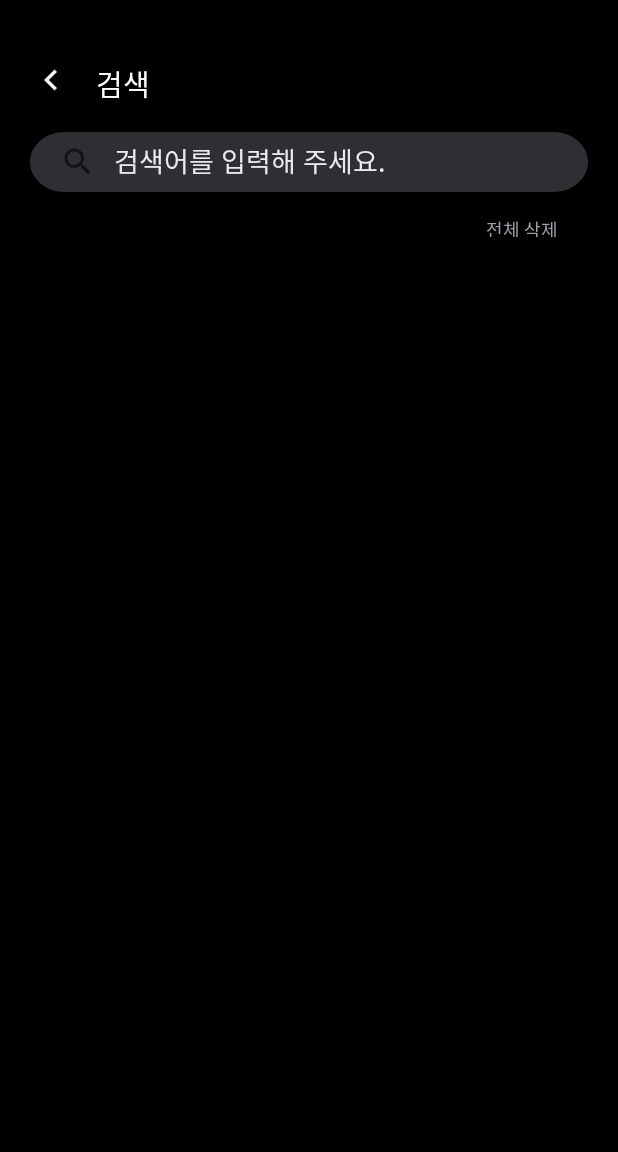
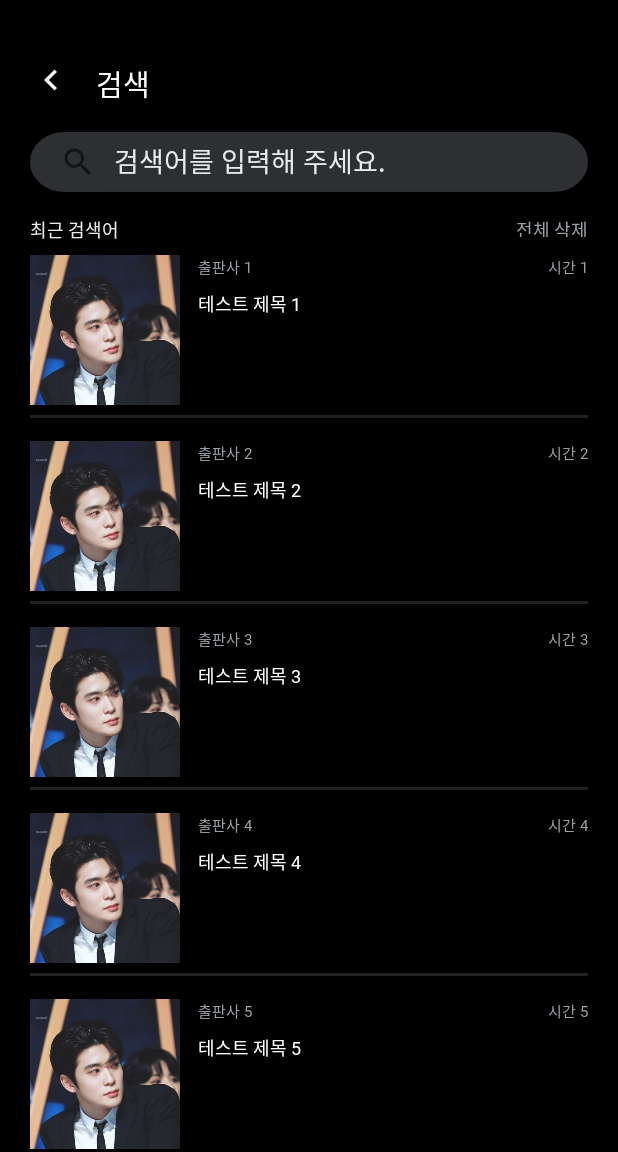
Before and after one commit to im-genie/newkey_android, an Android app: the fragment newslist_fragment shown on its own in the app's theme, on a phone screen of 412 x 824 dp, the part 84-1236 px from its top. Run offline under Robolectric (Android 15) with nearby library versions, the phone set to English and light mode, and no system bars.

Commit message:
최근검색어, 검색화면

```diff
--- a/app/src/main/AndroidManifest.xml
+++ b/app/src/main/AndroidManifest.xml
@@ -79,6 +79,9 @@
         <activity
             android:name=".AlrimSetting"
             android:exported="false" />
+        <activity
+            android:name=".search1"
+            android:exported="false" />
 
         <receiver
             android:name=".notification1"
--- a/app/src/main/java/com/example/newkey/MainActivity.java
+++ b/app/src/main/java/com/example/newkey/MainActivity.java
@@ -27,7 +27,7 @@ public class MainActivity extends AppCompatActivity {
         main_activity_linearlayout1_imageview2.setOnClickListener(new View.OnClickListener() {
             @Override
             public void onClick(View view) {
-                Intent intent = new Intent(MainActivity.this, SearchActivity.class);
+                Intent intent = new Intent(MainActivity.this, search1.class);
                 startActivity(intent);
             }
         });
--- /dev/null
+++ b/app/src/main/java/com/example/newkey/NewsItem.java
@@ -0,0 +1,31 @@
+package com.example.newkey;
+
+public class NewsItem {
+    private String title;
+    private String publisher;
+    private String time;
+    private String imageUrl;
+
+    public NewsItem(String title, String publisher, String time, String imageUrl) {
+        this.title = title;
+        this.publisher = publisher;
+        this.time = time;
+        this.imageUrl = imageUrl;
+    }
+
+    public String getTitle() {
+        return title;
+    }
+
+    public String getPublisher() {
+        return publisher;
+    }
+
+    public String getTime() {
+        return time;
+    }
+
+    public String getImageUrl() {
+        return imageUrl;
+    }
+}
--- a/app/src/main/java/com/example/newkey/newslist_adapter.java
+++ b/app/src/main/java/com/example/newkey/newslist_adapter.java
@@ -7,10 +7,16 @@ import android.widget.ImageView;
 import android.widget.TextView;
 import androidx.annotation.NonNull;
 import androidx.recyclerview.widget.RecyclerView;
+import java.util.ArrayList;
+import java.util.List;
 
 public class newslist_adapter extends RecyclerView.Adapter<newslist_adapter.NewsViewHolder> {
 
-    // 데이터 리스트를 여기에 추가해야 합니다.
+    private List<NewsItem> newsItemList = new ArrayList<>();
+
+    public void addItem(NewsItem item) {
+        newsItemList.add(item);
+    }
 
     @NonNull
     @Override
@@ -21,13 +27,16 @@ public class newslist_adapter extends RecyclerView.Adapter<newslist_adapter.News
 
     @Override
     public void onBindViewHolder(@NonNull NewsViewHolder holder, int position) {
-        // 데이터를 뷰홀더에 바인딩하는 코드를 여기에 추가해야 합니다.
+        NewsItem item = newsItemList.get(position);
+        holder.newsTitle.setText(item.getTitle());
+        holder.newsPublisher.setText(item.getPublisher());
+        holder.newsTime.setText(item.getTime());
+        // 이미지 설정 등 추가 작업 필요
     }
 
     @Override
     public int getItemCount() {
-        // 데이터 리스트의 크기를 반환해야 합니다.
-        return 0; // 현재는 데이터가 없기 때문에 0을 반환합니다.
+        return newsItemList.size();
     }
 
     static class NewsViewHolder extends RecyclerView.ViewHolder {
@@ -42,4 +51,12 @@ public class newslist_adapter extends RecyclerView.Adapter<newslist_adapter.News
             newsImage = itemView.findViewById(R.id.item_search_image);
         }
     }
+
+    public void addTestData() {
+        for (int i = 0; i < 10; i++) {
+            NewsItem item = new NewsItem("테스트 제목 " + (i + 1), "출판사 " + (i + 1), "시간 " + (i + 1), null);
+            addItem(item);
+        }
+        notifyDataSetChanged(); // 데이터가 변경되었음을 어댑터에 알립니다.
+    }
 }
--- a/app/src/main/java/com/example/newkey/newslist_fragment.java
+++ b/app/src/main/java/com/example/newkey/newslist_fragment.java
@@ -25,7 +25,8 @@ public class newslist_fragment extends Fragment {
         adapter = new newslist_adapter();
         recyclerView.setAdapter(adapter);
 
-        // 여기에 item_search.xml 파일을 로드하고 데이터를 설정하는 코드를 추가해야 합니다.
+        // 테스트 데이터 추가
+        adapter.addTestData();
 
         return view;
     }
--- a/app/src/main/res/layout/activity_notification1.xml
+++ b/app/src/main/res/layout/activity_notification1.xml
@@ -101,8 +101,8 @@
             android:id="@+id/rv_noti"
             android:layout_width="match_parent"
             android:layout_height="match_parent"
+            android:layout_marginStart="20dp"
             android:layout_marginTop="50dp"
-            android:layout_marginStart="20dp"
             android:layout_marginEnd="20dp"
             android:background="@android:color/transparent"
             android:scrollbarFadeDuration="0"
--- a/app/src/main/res/layout/activity_search1.xml
+++ b/app/src/main/res/layout/activity_search1.xml
@@ -78,7 +78,7 @@
         android:layout_width="wrap_content"
         android:layout_height="14dp"
         android:layout_marginTop="16dp"
-        android:layout_marginEnd="20dp"
+        android:layout_marginEnd="0dp"
         android:background="@android:color/transparent"
         android:fontFamily="@font/pretendardmedium"
         android:includeFontPadding="false"
@@ -102,12 +102,14 @@
 
         <androidx.recyclerview.widget.RecyclerView
             android:id="@+id/recyclerViewRecentSearch"
+            app:layoutManager="androidx.recyclerview.widget.LinearLayoutManager"
             android:layout_width="match_parent"
             android:layout_height="match_parent"
             android:background="@color/black"
             app:layout_constraintEnd_toEndOf="parent"
             app:layout_constraintStart_toStartOf="parent"
             app:layout_constraintTop_toBottomOf="parent" />
+
     </FrameLayout>
 
     <androidx.recyclerview.widget.RecyclerView
@@ -115,10 +117,11 @@
         android:layout_width="match_parent"
         android:layout_height="match_parent"
         android:layout_marginStart="20dp"
-        android:layout_marginTop="140dp"
+        android:layout_marginTop="160dp"
         android:layout_marginEnd="20dp"
-        android:background="@color/black"
+        android:background="@android:color/transparent"
         app:layout_constraintEnd_toEndOf="parent"
         app:layout_constraintStart_toStartOf="parent"
         app:layout_constraintTop_toTopOf="parent" />
-    </androidx.constraintlayout.widget.ConstraintLayout>
+
+</androidx.constraintlayout.widget.ConstraintLayout>
--- a/app/src/main/res/layout/item_recentsearch.xml
+++ b/app/src/main/res/layout/item_recentsearch.xml
@@ -13,7 +13,7 @@
         android:layout_height="wrap_content"
         android:layout_weight="1"
         android:textColor="#E8EAED"
-        android:textSize="16sp"
+        android:textSize="16dp"
         android:text="최근 검색어 1 블라블라블라"/>
 
     <ImageButton
```
Also changed, not shown: app/src/main/java/com/example/newkey/RecentSearchAdapter.java (+12 -0 lines), app/src/main/java/com/example/newkey/RecentSearchFragment.java (+15 -3 lines), app/src/main/java/com/example/newkey/search1.java (+13 -3 lines).
